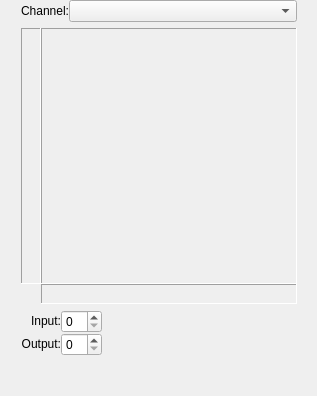
KDE/krita, file plugins/filters/colorsfilters/wdg_perchannel.ui: the form before one commit.
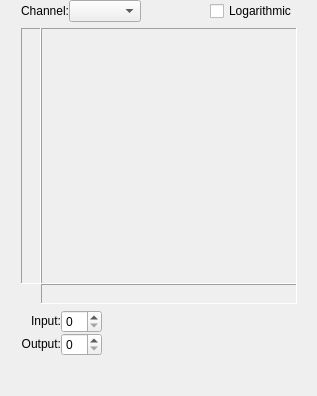
The form after the commit. Custom widgets are drawn as their Qt base class.

Commit message: added Logarithmic scale in color filters

```diff
--- a/plugins/filters/colorsfilters/wdg_perchannel.ui
+++ b/plugins/filters/colorsfilters/wdg_perchannel.ui
@@ -208,6 +208,26 @@
      <item>
       <widget class="QComboBox" name="cmbChannel"/>
      </item>
+     <item>
+      <spacer name="horizontalSpacer_4">
+       <property name="orientation">
+        <enum>Qt::Horizontal</enum>
+       </property>
+       <property name="sizeHint" stdset="0">
+        <size>
+         <width>10</width>
+         <height>10</height>
+        </size>
+       </property>
+      </spacer>
+     </item>
+     <item>
+      <widget class="QCheckBox" name="chkLogarithmic">
+       <property name="text">
+        <string>Logarithmic</string>
+       </property>
+      </widget>
+     </item>
     </layout>
    </item>
    <item row="1" column="0">
```
The commit also changes 2 other files.
